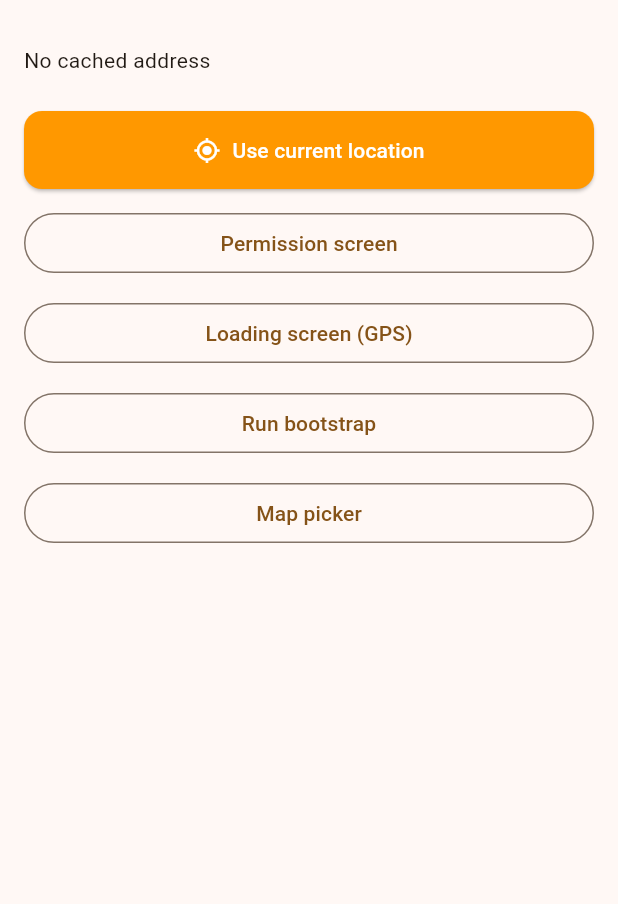
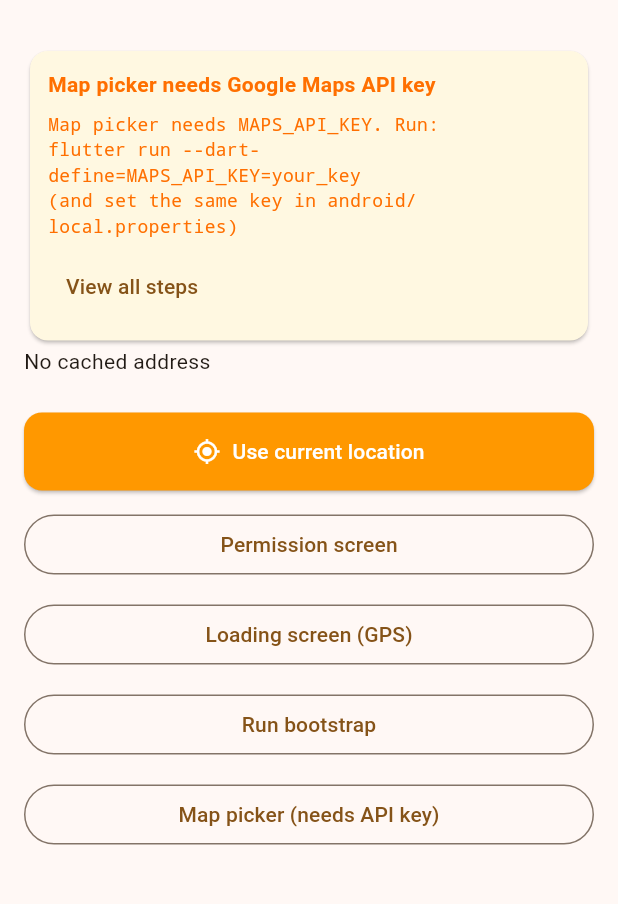
Before and after one commit to chaitanya-mhetre/in_app_location_kit, a Flutter app: the screen it shows after launch, on a phone screen of 412 x 824 dp, the part 63-967 px from its top. Run offline on Flutter 3.47's test engine with Material 3 defaults, Android fonts, the phone set to English and light mode, and no system bars; our stand-ins replace flutter_riverpod, geocoding, geolocator, google_maps_flutter, location, permission_handler and 1 more.

Commit message:
docs: Google Maps setup, example guards, v0.1.1

```diff
--- a/example/lib/main.dart
+++ b/example/lib/main.dart
@@ -3,6 +3,8 @@
 import 'package:in_app_location_kit/in_app_location_kit.dart';
 import 'package:in_app_location_kit/maps.dart';
 import 'package:in_app_location_kit/riverpod.dart';
+
+import 'maps_env.dart';
 
 void main() {
   runApp(
@@ -38,6 +40,38 @@
 class _DemoHomePageState extends ConsumerState<DemoHomePage> {
   LocationFixResult? _last;
 
+  void _openMapPicker() {
+    if (!exampleMapsConfigured) {
+      showDialog<void>(
+        context: context,
+        builder: (ctx) => AlertDialog(
+          title: const Text('Maps API key required'),
+          content: Text(exampleMapsSetupSteps),
+          actions: [
+            TextButton(
+              onPressed: () => Navigator.pop(ctx),
+              child: const Text('OK'),
+            ),
+          ],
+        ),
+      );
+      return;
+    }
+
+    Navigator.of(context).push(
+      MaterialPageRoute<void>(
+        builder: (_) => InAppLocationMapScreen(
+          googleMapsApiKey: exampleMapsApiKey,
+          mapsSetupHint: exampleMapsSetupSteps,
+          onConfirm: (r) {
+            setState(() => _last = r);
+            Navigator.pop(context);
+          },
+        ),
+      ),
+    );
+  }
+
   @override
   Widget build(BuildContext context) {
     final cached = ref.watch(cachedLocationProvider);
@@ -47,6 +81,55 @@
       body: ListView(
         padding: const EdgeInsets.all(16),
         children: [
+          if (!exampleMapsConfigured)
+            Card(
+              color: Colors.amber.shade50,
+              child: Padding(
+                padding: const EdgeInsets.all(12),
+                child: Column(
+                  crossAxisAlignment: CrossAxisAlignment.start,
+                  children: [
+                    Text(
+                      'Map picker needs Google Maps API key',
+                      style: TextStyle(
+                        fontWeight: FontWeight.bold,
+                        color: Colors.amber.shade900,
+                      ),
+                    ),
+                    const SizedBox(height: 8),
+                    Text(
+                      exampleMapsBannerMessage,
+                      style: TextStyle(
+                        fontSize: 12,
+                        fontFamily: 'monospace',
+                        color: Colors.amber.shade900,
+                      ),
+                    ),
+                    const SizedBox(height: 8),
+                    TextButton(
+                      onPressed: () {
+                        showDialog<void>(
+                          context: context,
+                          builder: (ctx) => AlertDialog(
+                            title: const Text('Full setup steps'),
+                            content: SingleChildScrollView(
+                              child: Text(exampleMapsSetupSteps),
+                            ),
+                            actions: [
+                              TextButton(
+                                onPressed: () => Navigator.pop(ctx),
+                                child: const Text('OK'),
+                              ),
+                            ],
+                          ),
+                        );
+                      },
+                      child: const Text('View all steps'),
+                    ),
+                  ],
+                ),
+              ),
+            ),
           cached.when(
             data: (c) => Text(
               c == null
@@ -122,19 +205,12 @@
           ),
           const SizedBox(height: 12),
           OutlinedButton(
-            onPressed: () {
-              Navigator.of(context).push(
-                MaterialPageRoute<void>(
-                  builder: (_) => InAppLocationMapScreen(
-                    onConfirm: (r) {
-                      setState(() => _last = r);
-                      Navigator.pop(context);
-                    },
-                  ),
-                ),
-              );
-            },
-            child: const Text('Map picker'),
+            onPressed: _openMapPicker,
+            child: Text(
+              exampleMapsConfigured
+                  ? 'Map picker'
+                  : 'Map picker (needs API key)',
+            ),
           ),
         ],
       ),
--- /dev/null
+++ b/example/lib/maps_env.dart
@@ -0,0 +1,44 @@
+import 'package:in_app_location_kit/maps.dart';
+
+/// Google Maps key for the example app.
+///
+/// Set via: `flutter run --dart-define=MAPS_API_KEY=your_key`
+/// Also set the same key in `android/local.properties`.
+const String exampleMapsApiKey = String.fromEnvironment('MAPS_API_KEY');
+
+bool get exampleMapsConfigured =>
+    MapsAvailability.isConfigured(exampleMapsApiKey);
+
+/// Shown in dialog / placeholder when Maps is not configured.
+String get exampleMapsSetupSteps {
+  const placeholder = 'YOUR_KEY';
+  return '''
+Map picker needs a Google Maps API key.
+
+STEP 1 — Google Cloud
+• Create an API key
+• Enable "Maps SDK for Android"
+
+STEP 2 — android/local.properties
+cp android/local.properties.example android/local.properties
+
+Open android/local.properties and add:
+MAPS_API_KEY=$placeholder
+
+STEP 3 — Run the app (use YOUR real key, not $placeholder)
+
+flutter run --dart-define=MAPS_API_KEY=$placeholder
+
+Example:
+flutter run --dart-define=MAPS_API_KEY=AIzaSyAbCdEfGhIjKlMnOpQrStUvWxYz
+
+Other buttons (GPS / permission) work with plain:
+flutter run
+''';
+}
+
+/// One-line hint for the home screen banner.
+String get exampleMapsBannerMessage =>
+    'Map picker needs MAPS_API_KEY. Run:\n'
+    'flutter run --dart-define=MAPS_API_KEY=your_key\n'
+    '(and set the same key in android/local.properties)';
--- a/example/pubspec.yaml
+++ b/example/pubspec.yaml
@@ -11,6 +11,7 @@
   flutter_riverpod: ^2.6.1
   in_app_location_kit:
     path: ../
+    # After publish: in_app_location_kit: ^0.1.0
 
 dev_dependencies:
   flutter_test:
```
Also changed, not shown: 12 other files.
